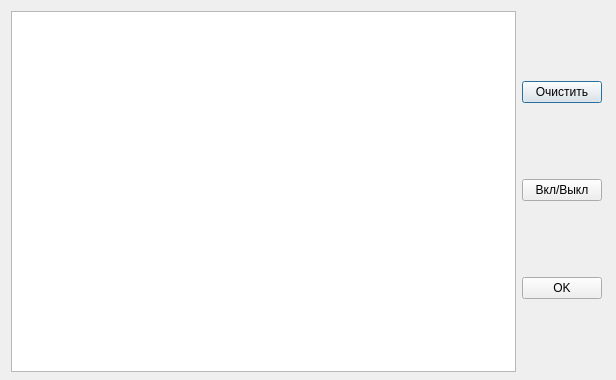
Above: monitorinput.ui from gamerlight/diplom_orientation before the change. Below: the same form after it.
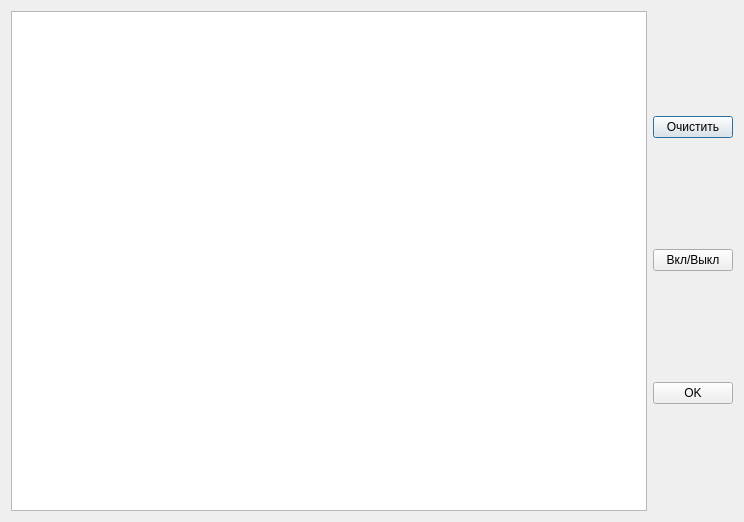
That is the form after the change.

The edit to the form file:
```diff
--- a/monitorinput.ui
+++ b/monitorinput.ui
@@ -6,22 +6,21 @@
    <rect>
     <x>0</x>
     <y>0</y>
-    <width>616</width>
-    <height>380</height>
+    <width>744</width>
+    <height>522</height>
    </rect>
   </property>
+  <property name="minimumSize">
+   <size>
+    <width>744</width>
+    <height>522</height>
+   </size>
+  </property>
   <property name="windowTitle">
    <string>Монитор ввода</string>
   </property>
-  <widget class="QWidget" name="">
-   <property name="geometry">
-    <rect>
-     <x>11</x>
-     <y>11</y>
-     <width>591</width>
-     <height>361</height>
-    </rect>
-   </property>
+  <layout class="QGridLayout" name="gridLayout">
+   <item row="0" column="0">
    <layout class="QHBoxLayout" name="horizontalLayout">
     <item>
      <widget class="QTextEdit" name="textEdit"/>
@@ -52,7 +51,8 @@
      </layout>
     </item>
    </layout>
-  </widget>
+   </item>
+  </layout>
  </widget>
  <resources/>
  <connections/>
```
Lines whose indentation alone changed are shown as unchanged.
